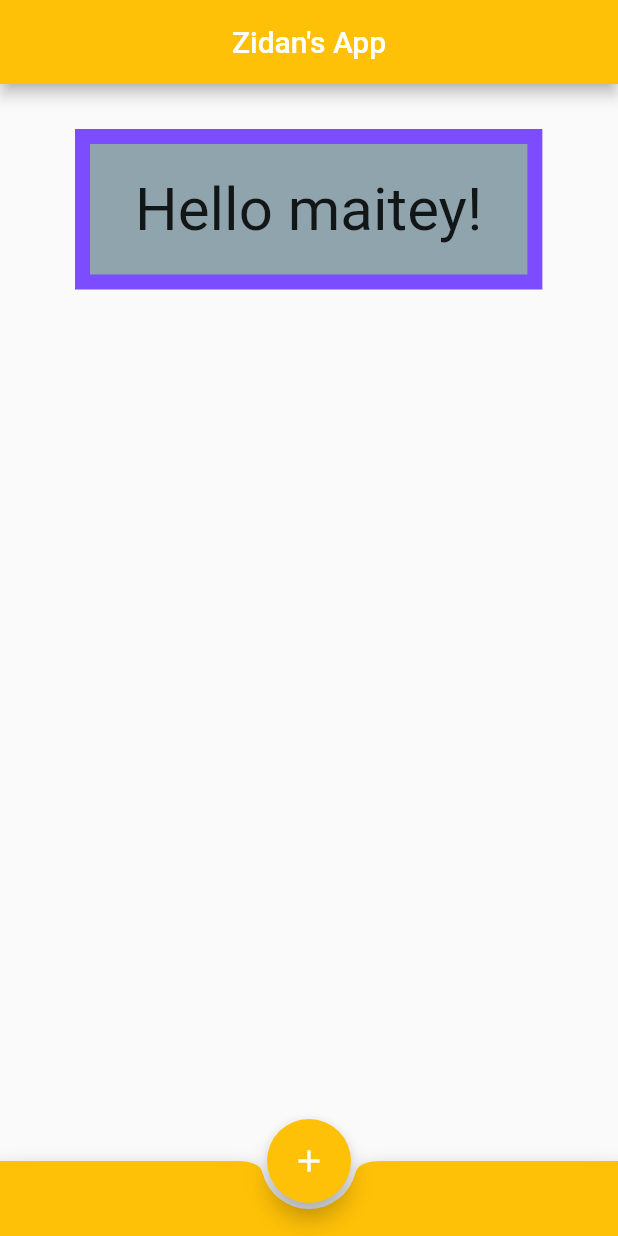
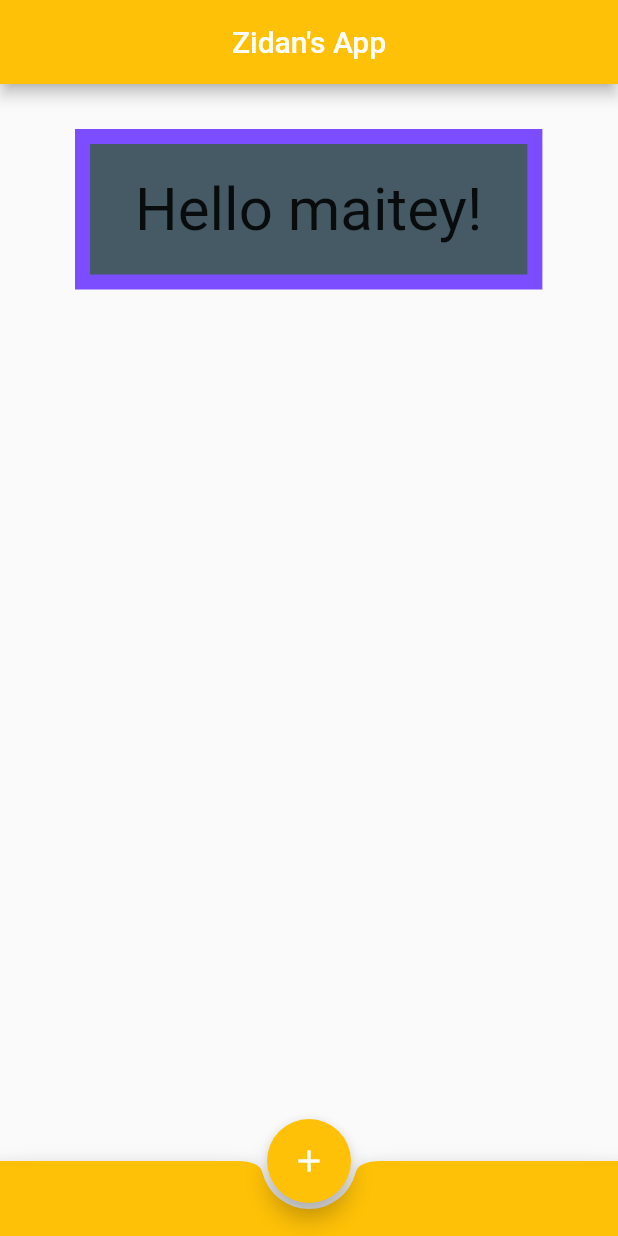
Before and after one commit to musrah13/my_first_flutter_app, a Flutter app: the screen it shows after launch, on a phone screen of 412 x 824 dp. Run offline on Flutter 3.47's test engine with Material 2 defaults, Android fonts, the phone set to English and light mode, and no system bars.

Commit message:
starting state

```diff
--- a/lib/main.dart
+++ b/lib/main.dart
@@ -20,7 +20,7 @@ class Home extends StatelessWidget {
         padding: EdgeInsets.symmetric(vertical: 20, horizontal: 30),
         decoration: BoxDecoration(
           border: Border.all(color: Colors.deepPurpleAccent, width: 10),
-          color: Colors.blueGrey[300],
+          color: Colors.blueGrey[700],
         ),
         child: Text(
           'Hello maitey!',
```
